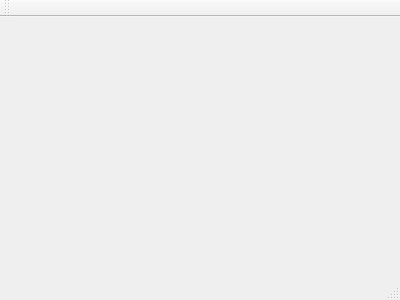
Qt form Sensor_GUI/mainwindow.ui (HuanchengYang/SensorCalibration) before a commit.
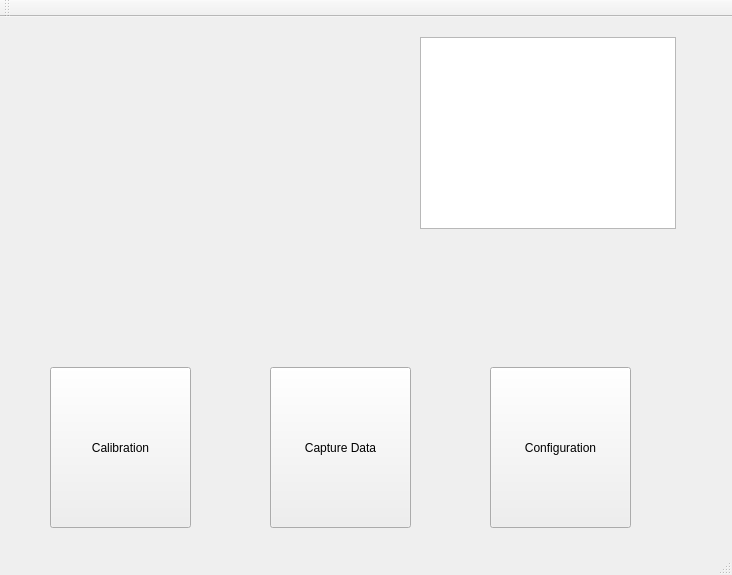
The same form after that commit.

The edit to the form file:
```diff
--- a/Sensor_GUI/mainwindow.ui
+++ b/Sensor_GUI/mainwindow.ui
@@ -1,24 +1,79 @@
 <ui version="4.0">
  <class>MainWindow</class>
- <widget class="QMainWindow" name="MainWindow" >
-  <property name="geometry" >
+ <widget class="QMainWindow" name="MainWindow">
+  <property name="geometry">
    <rect>
     <x>0</x>
     <y>0</y>
-    <width>400</width>
-    <height>300</height>
+    <width>732</width>
+    <height>575</height>
    </rect>
   </property>
   <property name="windowTitle" >
    <string>MainWindow</string>
   </property>
-  <widget class="QMenuBar" name="menuBar" />
-  <widget class="QToolBar" name="mainToolBar" />
-  <widget class="QWidget" name="centralWidget" />
-  <widget class="QStatusBar" name="statusBar" />
+  <widget class="QWidget" name="centralWidget">
+   <widget class="QPushButton" name="Calibration_Button">
+    <property name="geometry">
+     <rect>
+      <x>50</x>
+      <y>350</y>
+      <width>141</width>
+      <height>161</height>
+     </rect>
+    </property>
+    <property name="text">
+     <string>Calibration</string>
+    </property>
+   </widget>
+   <widget class="QPushButton" name="CaptureData_Button">
+    <property name="geometry">
+     <rect>
+      <x>270</x>
+      <y>350</y>
+      <width>141</width>
+      <height>161</height>
+     </rect>
+    </property>
+    <property name="text">
+     <string>Capture Data</string>
+    </property>
+   </widget>
+   <widget class="QPushButton" name="Configuration_Button">
+    <property name="geometry">
+     <rect>
+      <x>490</x>
+      <y>350</y>
+      <width>141</width>
+      <height>161</height>
+     </rect>
+    </property>
+    <property name="text">
+     <string>Configuration</string>
+    </property>
+   </widget>
+   <widget class="QGraphicsView" name="graphicsView">
+    <property name="geometry">
+     <rect>
+      <x>420</x>
+      <y>20</y>
+      <width>256</width>
+      <height>192</height>
+     </rect>
+    </property>
+   </widget>
+  </widget>
+  <widget class="QToolBar" name="mainToolBar">
+   <attribute name="toolBarArea">
+    <enum>TopToolBarArea</enum>
+   </attribute>
+   <attribute name="toolBarBreak">
+    <bool>false</bool>
+   </attribute>
+  </widget>
+  <widget class="QStatusBar" name="statusBar"/>
  </widget>
- <layoutDefault spacing="6" margin="11" />
- <pixmapfunction></pixmapfunction>
+ <layoutdefault spacing="6" margin="11"/>
  <resources/>
  <connections/>
 </ui>
```
Left out of the diff: 3 changed lines with no effect on the pictures.
